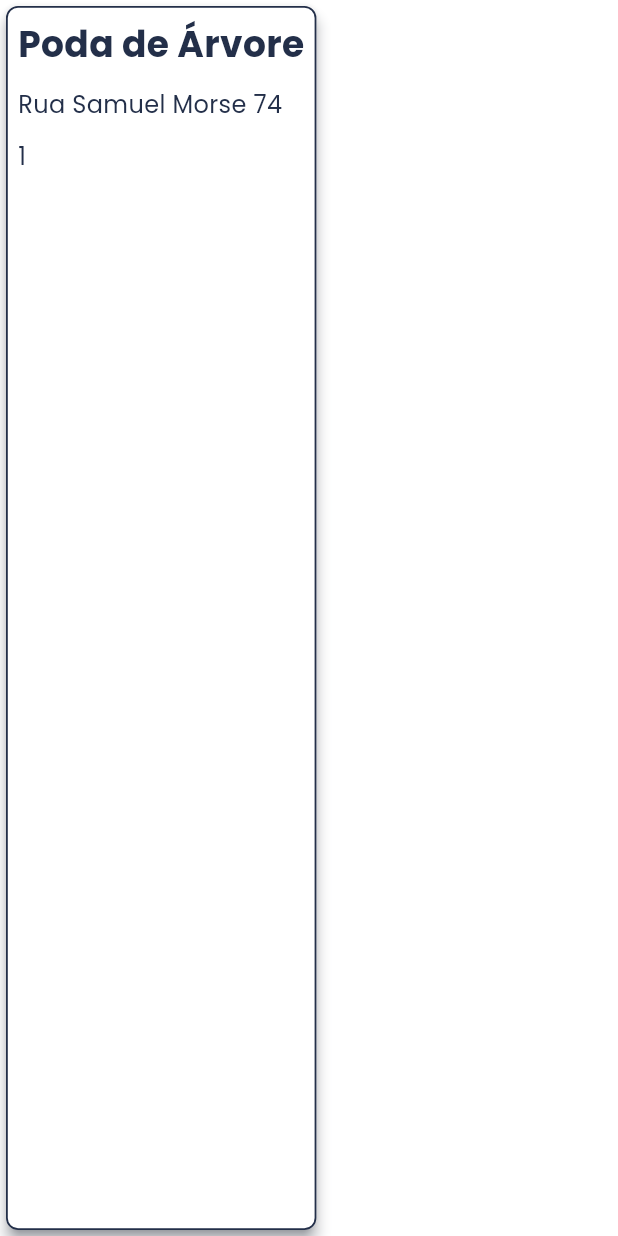
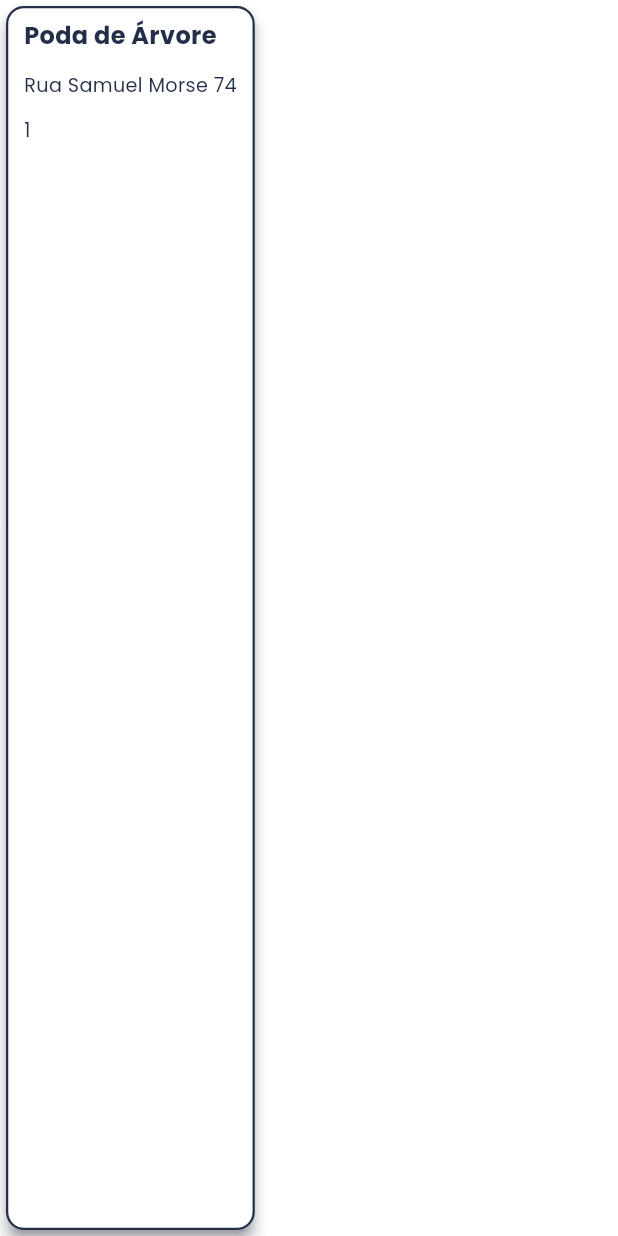
Before and after one commit to inteli-city/formularios_front, a Flutter app: the FormCard widget shown alone on an empty page, opened directly with sample values from the repository, on a phone screen of 412 x 824 dp. Run offline on Flutter 3.47's test engine with Material 3 defaults, Android fonts, the phone set to English and light mode, and no system bars; our stand-ins replace dartz, dio, go_router, google_fonts, logger; missing offline and left inert: auto_injector, uno; statements that could not run were skipped.

Commit message:
ui small changes in dimensions and widget padding

```diff
--- a/lib/app/presentation/widgets/form_card.dart
+++ b/lib/app/presentation/widgets/form_card.dart
@@ -68,21 +68,31 @@ class _FormCardState extends State<FormCard>
           ),
           elevation: Theme.of(context).cardTheme.elevation,
           child: Padding(
-            padding: EdgeInsets.all(responsivePadding),
+            padding: EdgeInsets.symmetric(
+                horizontal: responsivePadding * 1.5,
+                vertical: responsivePadding),
             child: Column(
               crossAxisAlignment: CrossAxisAlignment.start,
               children: [
                 Text(widget.form.templateName,
                     style: AppTextStyles.headline1.copyWith(
+                        fontSize:
+                            ResponsiveDimensions.getResponsiveFontSize(context),
                         color: Theme.of(context).colorScheme.secondary)),
                 SizedBox(height: responsiveVerticalSpace),
                 Text(widget.form.street,
                     style: AppTextStyles.bodyText1.copyWith(
+                        fontSize: ResponsiveDimensions.getResponsiveFontSize(
+                                context) *
+                            0.8,
                         color: Theme.of(context).colorScheme.secondary)),
                 SizedBox(height: responsiveVerticalSpace),
                 Text(
                   widget.form.expiration.toString(),
                   style: AppTextStyles.bodyText1.copyWith(
+                    fontSize:
+                        ResponsiveDimensions.getResponsiveFontSize(context) *
+                            0.8,
                     color: Theme.of(context).colorScheme.secondary,
                   ),
                 ),
--- a/lib/app/shared/themes/app_dimensions.dart
+++ b/lib/app/shared/themes/app_dimensions.dart
@@ -14,7 +14,7 @@ class AppDimensions {
   static const double marginExtraLarge = 32.0;
 
   // fontes
-  static const double fontSmall = 8.0;
+  static const double fontSmall = 12.0;
   static const double fontMedium = 16.0;
   static const double fontLarge = 24.0;
   static const double fontExtraLarge = 32.0;
@@ -31,14 +31,14 @@ class AppDimensions {
   static const double screenLarge = 600.0;
 
   // arredondamento
-  static const double radiusSmall = 4.0;
-  static const double radiusMedium = 8.0;
-  static const double radiusLarge = 12.0;
-  static const double radiusExtraLarge = 16.0;
+  static const double radiusSmall = 8.0;
+  static const double radiusMedium = 12.0;
+  static const double radiusLarge = 16.0;
+  static const double radiusExtraLarge = 24.0;
   static const double fullyRounded = 50.0;
 
   // espessura de borda
-  static const double borderThin = 1.2;
+  static const double borderThin = 1.5;
   static const double borderMedium = 2.0;
   static const double borderThick = 4.0;
   static const double borderFrame = 3.0;
--- a/lib/app/shared/themes/app_responsive_dimensions.dart
+++ b/lib/app/shared/themes/app_responsive_dimensions.dart
@@ -28,7 +28,7 @@ class ResponsiveDimensions {
   static double getResponsiveFontSize(BuildContext context) {
     var screenWidth = ScreenHelper.width(context);
     if (screenWidth > AppDimensions.screenLarge) {
-      return AppDimensions.fontLarge;
+      return AppDimensions.fontExtraLarge;
     } else {
       return AppDimensions.fontMedium;
     }
```
